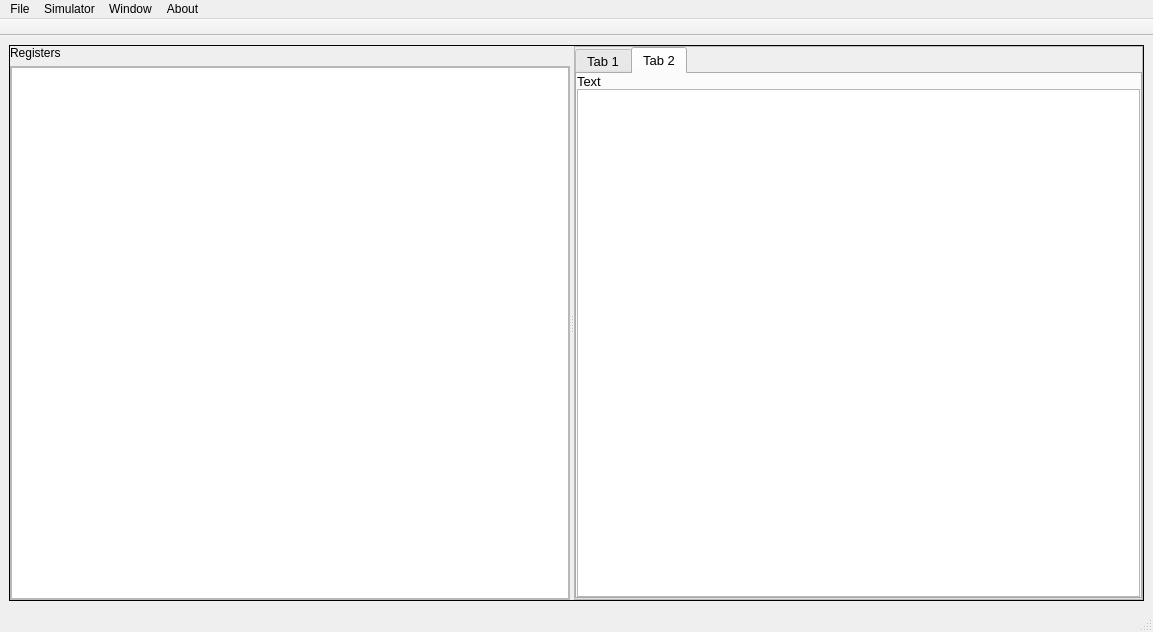
Old version of the form mainwindow.ui in the repository GithinGeorge2k1/CO_MIPS_SIMULATOR.
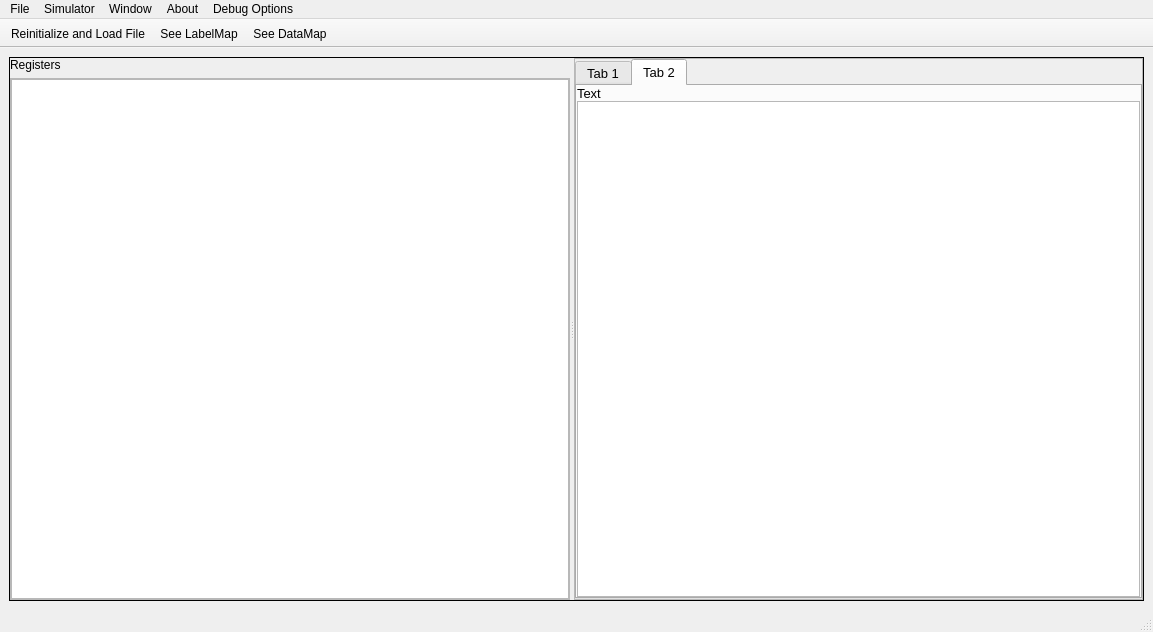
New version of the form.

Commit message: labels Corrected

The edit to the form file:
```diff
--- a/mainwindow.ui
+++ b/mainwindow.ui
@@ -224,10 +224,18 @@
     </property>
     <addaction name="separator"/>
    </widget>
+   <widget class="QMenu" name="menuDebug_Options">
+    <property name="title">
+     <string>Debug Options</string>
+    </property>
+    <addaction name="actionSee_LabelMap"/>
+    <addaction name="actionSee_DataMap"/>
+   </widget>
    <addaction name="menuFile"/>
    <addaction name="menuSimulator"/>
    <addaction name="menuWindow"/>
    <addaction name="menuAbout"/>
+   <addaction name="menuDebug_Options"/>
   </widget>
   <widget class="QStatusBar" name="statusbar"/>
   <widget class="QToolBar" name="toolBar">
@@ -261,6 +269,9 @@
    <attribute name="toolBarBreak">
     <bool>false</bool>
    </attribute>
+   <addaction name="actionReinitialize_and_Load_File"/>
+   <addaction name="actionSee_LabelMap"/>
+   <addaction name="actionSee_DataMap"/>
   </widget>
   <action name="actionReinitialize_and_Load_File">
    <property name="text">
@@ -317,6 +328,16 @@
     <string>Initialize</string>
    </property>
   </action>
+  <action name="actionSee_LabelMap">
+   <property name="text">
+    <string>See LabelMap</string>
+   </property>
+  </action>
+  <action name="actionSee_DataMap">
+   <property name="text">
+    <string>See DataMap</string>
+   </property>
+  </action>
  </widget>
  <resources/>
  <connections/>
```
The commit also changes 5 other files.
